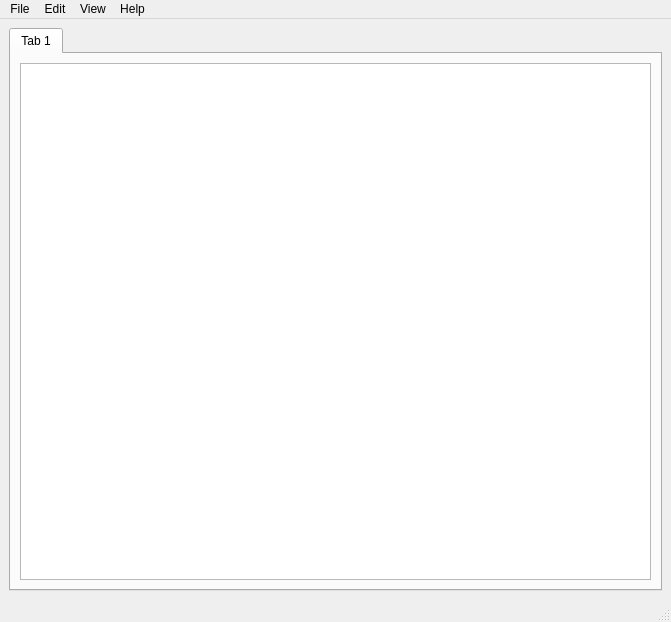
Old version of the form editor.ui in the repository Yovsky/Edito.
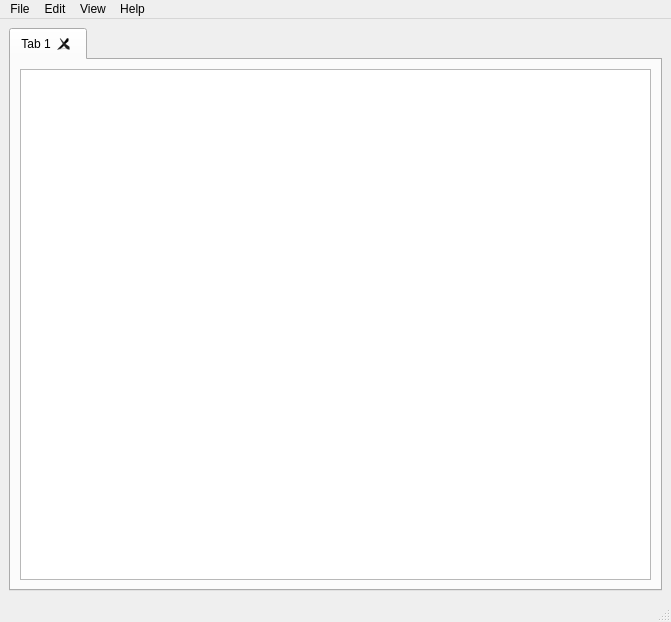
New version of the form. Icons and pictures are not drawn. Custom widgets are drawn as their Qt base class.

Commit message: Added the close tab feature.

Patch:
```diff
--- a/editor.ui
+++ b/editor.ui
@@ -24,6 +24,15 @@
       <property name="currentIndex">
        <number>0</number>
       </property>
+      <property name="iconSize">
+       <size>
+        <width>16</width>
+        <height>16</height>
+       </size>
+      </property>
+      <property name="tabsClosable">
+       <bool>true</bool>
+      </property>
       <widget class="QWidget" name="tab">
        <attribute name="title">
         <string>Tab 1</string>
```
The commit also changes 2 other files.
